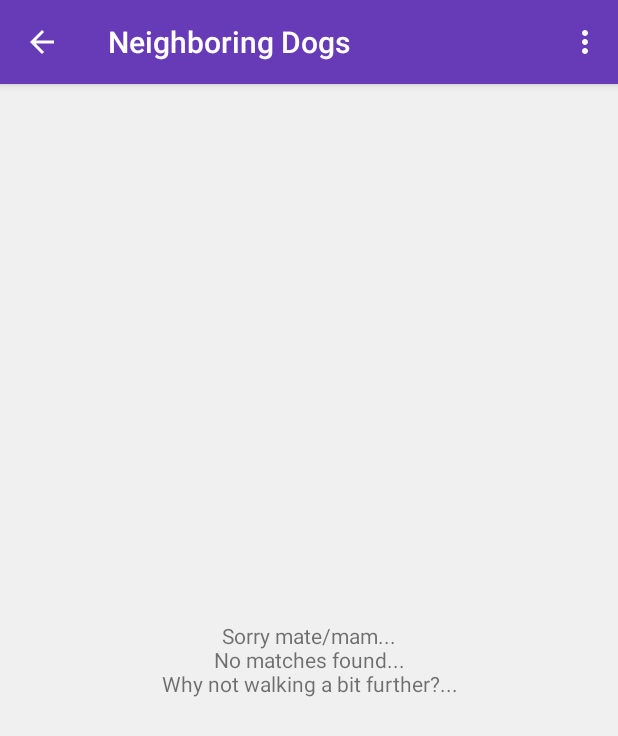
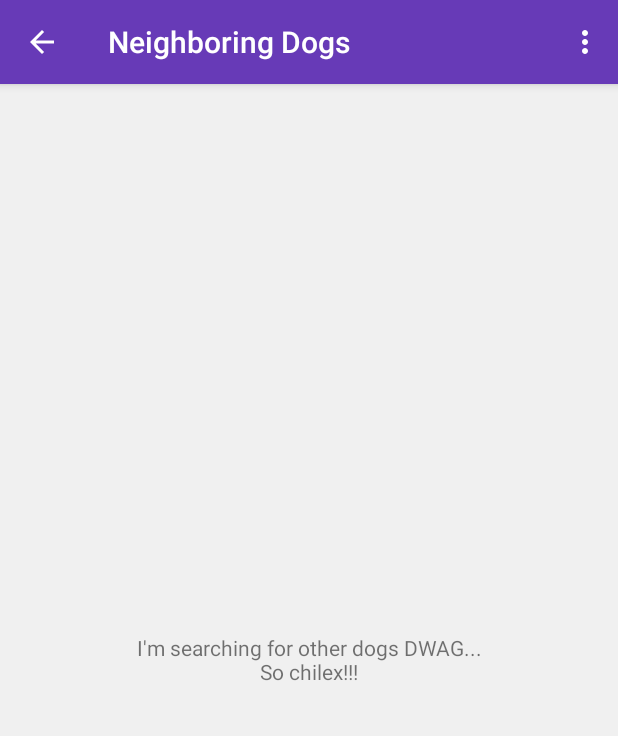
Before and after one commit to GoogleWorkShop/Petti, an Android app: the MatchesFragment screen opened directly, with no data from a screen before it, on a phone screen of 412 x 824 dp. Shown: the top 736 px of the screen. Run offline under Robolectric (Android 15) with nearby library versions, the light colour scheme and no system bars; our stand-ins replace Firebase (no records; nobody signed in at launch, a user with empty details on screens opened directly), Picasso; 7 statements that could not run were skipped.

Commit message:
adding searching text

```diff
--- a/app/src/main/java/com/firebase/petti/petti/MatchesFragment.java
+++ b/app/src/main/java/com/firebase/petti/petti/MatchesFragment.java
@@ -29,7 +29,6 @@ import com.firebase.petti.petti.utils.GPSTracker;
 import com.firebase.petti.petti.utils.GridViewAdapter;
 
 import java.util.ArrayList;
-import java.util.List;
 import java.util.Map;
 
 
@@ -98,15 +97,22 @@ public class MatchesFragment extends Fragment {
     public View onCreateView(LayoutInflater inflater, ViewGroup container,
                              Bundle savedInstanceState) {
 
+        rootView = inflater.inflate(R.layout.fragment_matches, container, false);
+
+        GridView gridView = (GridView) rootView.findViewById(R.id.gridview_matches);
+        TextView notFoundView = (TextView) rootView.findViewById(R.id.no_matches_str);
+        TextView searchingView = (TextView) rootView.findViewById(R.id.searching_matches_str);
+
+        gridView.setVisibility(View.GONE);
+        notFoundView.setVisibility(View.GONE);
+        searchingView.setVisibility(View.VISIBLE);
+
         mMatchesAdapter = new GridViewAdapter(getActivity(), R.layout.grid_item_match);
         bark = getArguments().getBoolean("bark");
         Toast.makeText(getActivity(),
                 "Bark is: " + bark,
                 Toast.LENGTH_LONG).show();
 
-        rootView = inflater.inflate(R.layout.fragment_matches, container, false);
-
-        GridView gridView = (GridView) rootView.findViewById(R.id.gridview_matches);
         gridView.setAdapter(mMatchesAdapter);
         gridView.setOnItemClickListener(new AdapterView.OnItemClickListener() {
 
@@ -237,12 +243,15 @@ public class MatchesFragment extends Fragment {
 
             GridView gridView = (GridView) rootView.findViewById(R.id.gridview_matches);
             TextView textView = (TextView) rootView.findViewById(R.id.no_matches_str);
+            TextView searchingView = (TextView) rootView.findViewById(R.id.searching_matches_str);
 
             if (result != null) {
                 mMatchesAdapter.clear();
                 mMatchesAdapter.refresh(result);
                 // New data is back from the server.  Hooray!
             }
+
+            searchingView.setVisibility(View.GONE);
             if(mMatchesAdapter.isEmpty()){
                 gridView.setVisibility(View.GONE);
                 textView.setVisibility(View.VISIBLE);
--- a/app/src/main/res/layout/fragment_matches.xml
+++ b/app/src/main/res/layout/fragment_matches.xml
@@ -7,6 +7,15 @@
     <TextView
         android:id="@+id/no_matches_str"
         android:text="@string/no_matches_found"
+        android:gravity="center"
+        android:layout_gravity="center"
+        android:layout_width="match_parent"
+        android:layout_height="match_parent"
+        android:visibility="gone"/>
+
+    <TextView
+        android:id="@+id/searching_matches_str"
+        android:text="@string/searching_matches"
         android:gravity="center"
         android:layout_gravity="center"
         android:layout_width="match_parent"
--- a/app/src/main/res/values/strings.xml
+++ b/app/src/main/res/values/strings.xml
@@ -162,7 +162,7 @@
     <string name="start_chat">Start Chat</string>
     <string name="bark_on">true</string>
     <string name="bark_off">false</string>
-    <string name="no_matches_found">Sorry mate/mam...\nNo matches found...\nWhy not walking a bit further?...</string>
+    <string name="no_matches_found">Sorry mate/mam…\nNo matches found...\nWhy not walking a bit further?...</string>
     <string name="purchase_date">Purchase Date</string>
     <string name="food_name">Food Name</string>
     <string name="amount">Amount (In KGs)</string>
@@ -171,4 +171,5 @@
     <string name="per_meal">Per Meal (In Grams)</string>
     <string name="show_owner">Show Owner</string>
     <string name="show_dog">Show Dog</string>
+    <string name="searching_matches">I\'m searching for other dogs DWAG...\nSo chilex!!!</string>
 </resources>
```
